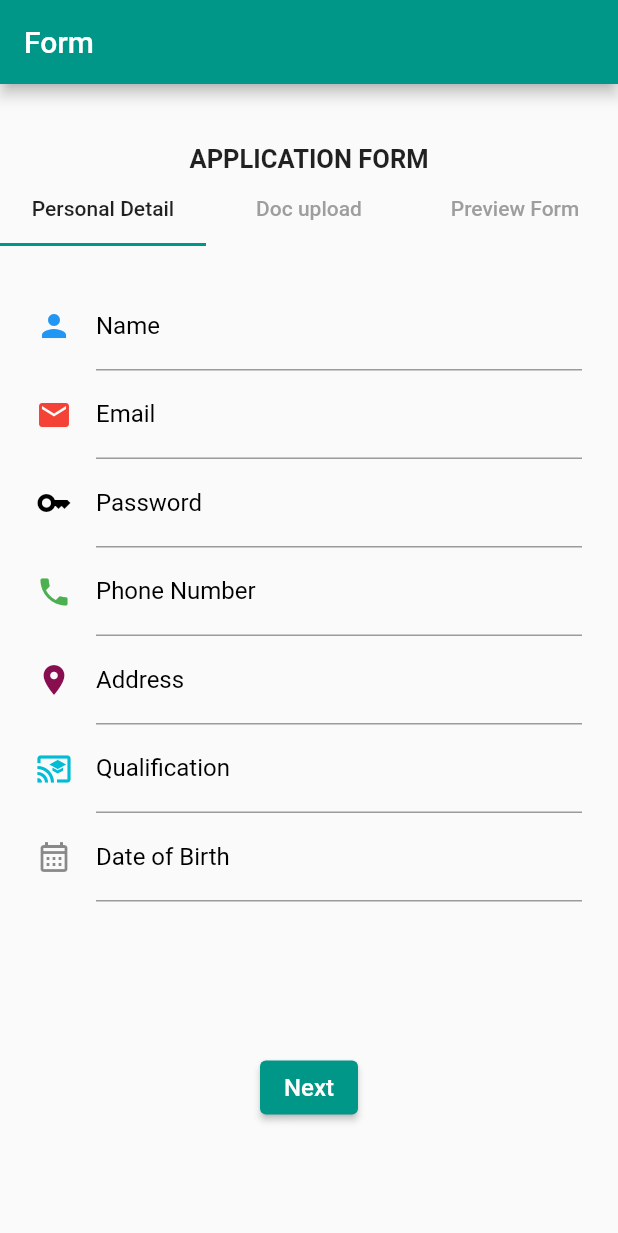
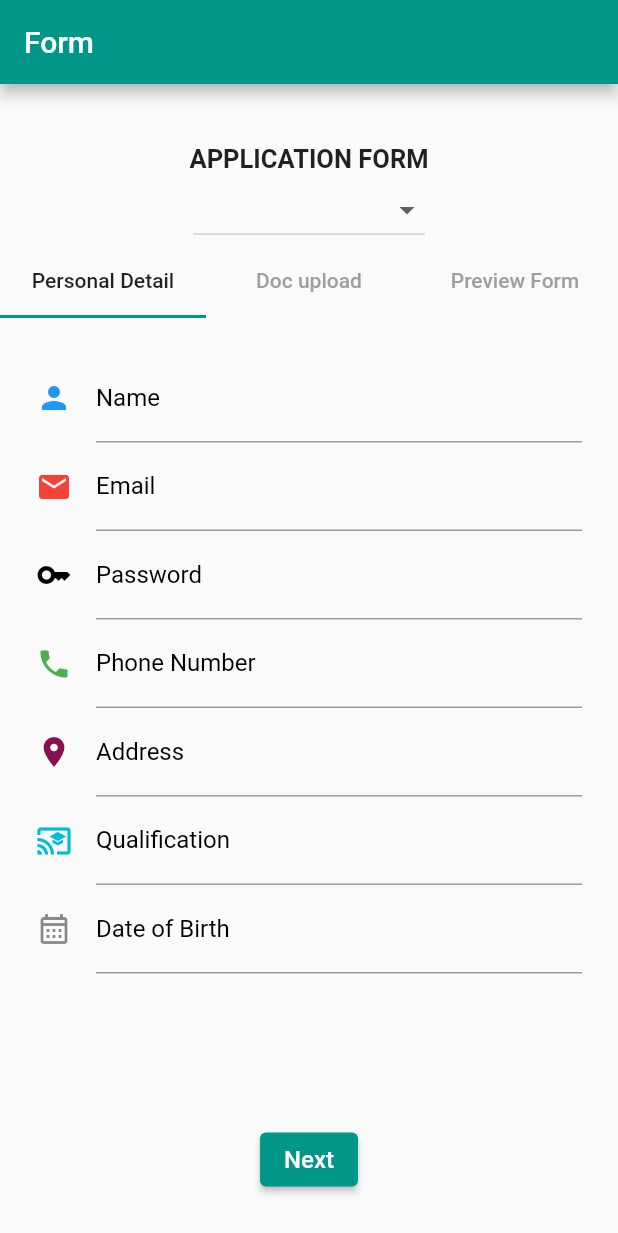
Before and after one commit to SarangthemAmarjit/FORM-TASK1, a Flutter app: the screen it shows after launch, on a phone screen of 412 x 824 dp. Shown: the top 1233 px of the screen. Run offline on Flutter 3.47's test engine with Material 2 defaults, Android fonts, the phone set to English and light mode, and no system bars.

Commit message:
Updated 2

```diff
--- a/form1/lib/form_screen.dart
+++ b/form1/lib/form_screen.dart
@@ -8,6 +8,9 @@ class FormScreen extends StatefulWidget {
 }
 
 class _FormScreenState extends State<FormScreen> with TickerProviderStateMixin {
+  var _items = ['App Developer', 'Website developer', 'Others'];
+  String? value;
+  var _currentItemSelected = 'App Developer';
   var _name = '';
   var _email = '';
   var _password = '';
@@ -180,6 +183,20 @@ class _FormScreenState extends State<FormScreen> with TickerProviderStateMixin {
                   style: TextStyle(fontWeight: FontWeight.bold, fontSize: 17),
                 ),
               ),
+              DropdownButton<String>(
+                items: _items.map((String Dropdownstring) {
+                  return DropdownMenuItem<String>(
+                    value: Dropdownstring,
+                    child: Text(Dropdownstring),
+                  );
+                }).toList(),
+                onChanged: (nnDropdownstring) {
+                  setState(() {
+                    value = nnDropdownstring!;
+                  });
+                  value = "new";
+                },
+              ),
               Container(
                 child: TabBar(
                     unselectedLabelColor: Colors.grey,
```
